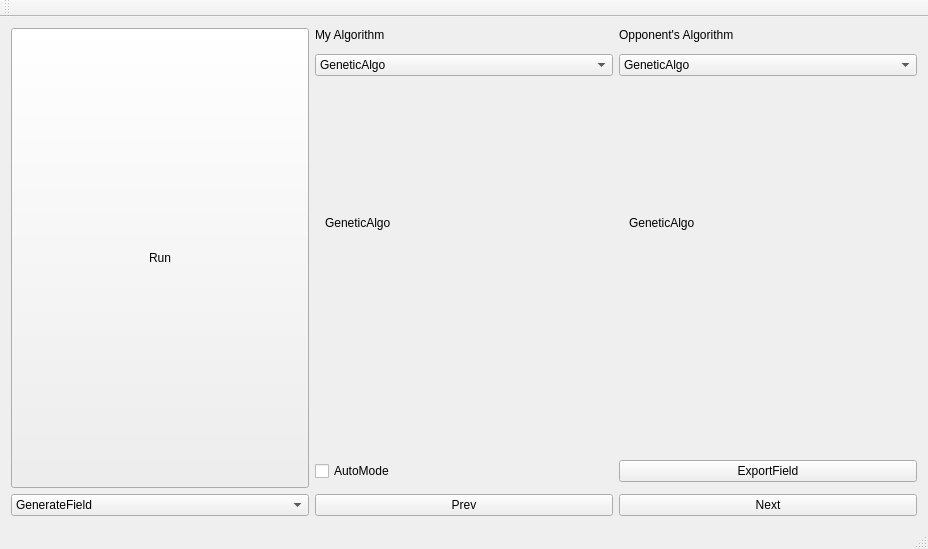
Before: the Qt Designer form Mejirodai/mejirodai.ui in tnct-spc/procon2018-comp, drawn with Qt 5.
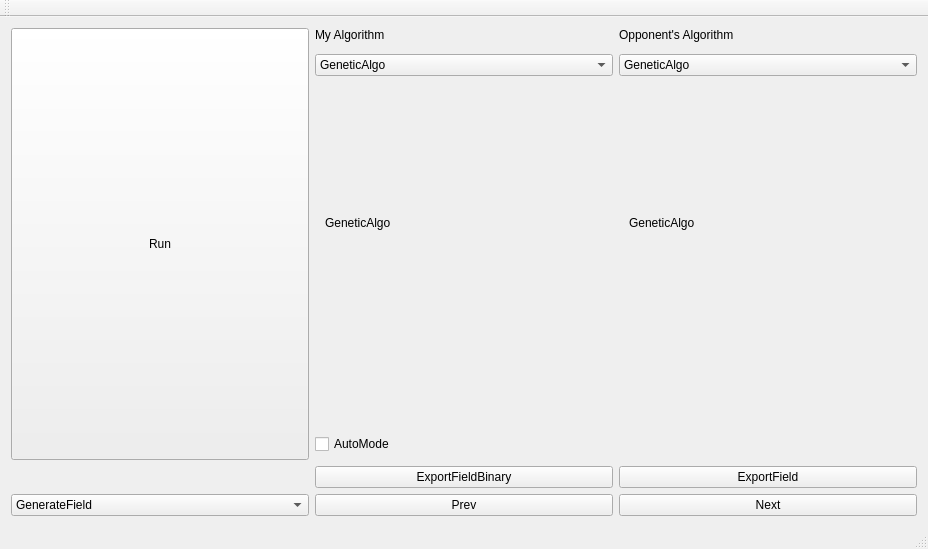
After: the same form once the commit is applied.

```diff
--- a/Mejirodai/mejirodai.ui
+++ b/Mejirodai/mejirodai.ui
@@ -276,7 +276,7 @@
       </widget>
      </widget>
     </item>
-    <item row="8" column="0">
+    <item row="9" column="0">
      <widget class="QComboBox" name="InputMethodSelect">
       <item>
        <property name="text">
@@ -290,7 +290,7 @@
       </item>
      </widget>
     </item>
-    <item row="8" column="1">
+    <item row="9" column="1">
      <widget class="QPushButton" name="goPrev">
       <property name="sizePolicy">
        <sizepolicy hsizetype="Preferred" vsizetype="Maximum">
@@ -303,7 +303,7 @@
       </property>
      </widget>
     </item>
-    <item row="8" column="2">
+    <item row="9" column="2">
      <widget class="QPushButton" name="goNext">
       <property name="sizePolicy">
        <sizepolicy hsizetype="Preferred" vsizetype="Maximum">
@@ -321,7 +321,14 @@
       </property>
      </widget>
     </item>
-    <item row="6" column="2">
+    <item row="8" column="1">
+     <widget class="QPushButton" name="ExportFieldBinary">
+      <property name="text">
+       <string>ExportFieldBinary</string>
+      </property>
+     </widget>
+    </item>
+    <item row="8" column="2">
      <widget class="QPushButton" name="exportField">
       <property name="text">
        <string>ExportField</string>
@@ -336,7 +343,7 @@
      <x>0</x>
      <y>0</y>
      <width>928</width>
-     <height>30</height>
+     <height>20</height>
     </rect>
    </property>
   </widget>
```
